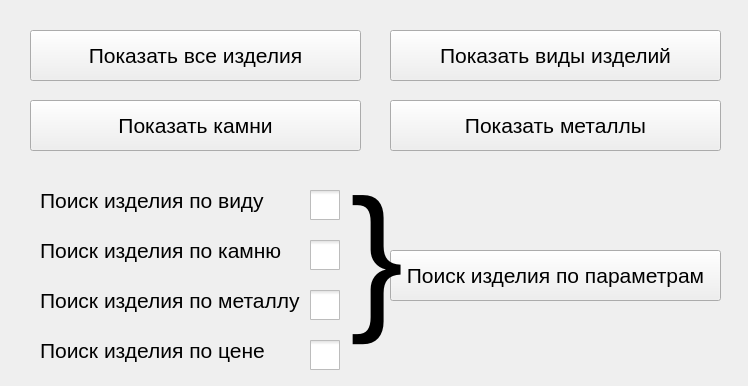
This is Jewelry/customer.ui in laindash/Jewelry as Qt 5 draws it before an edit. The edited form follows.
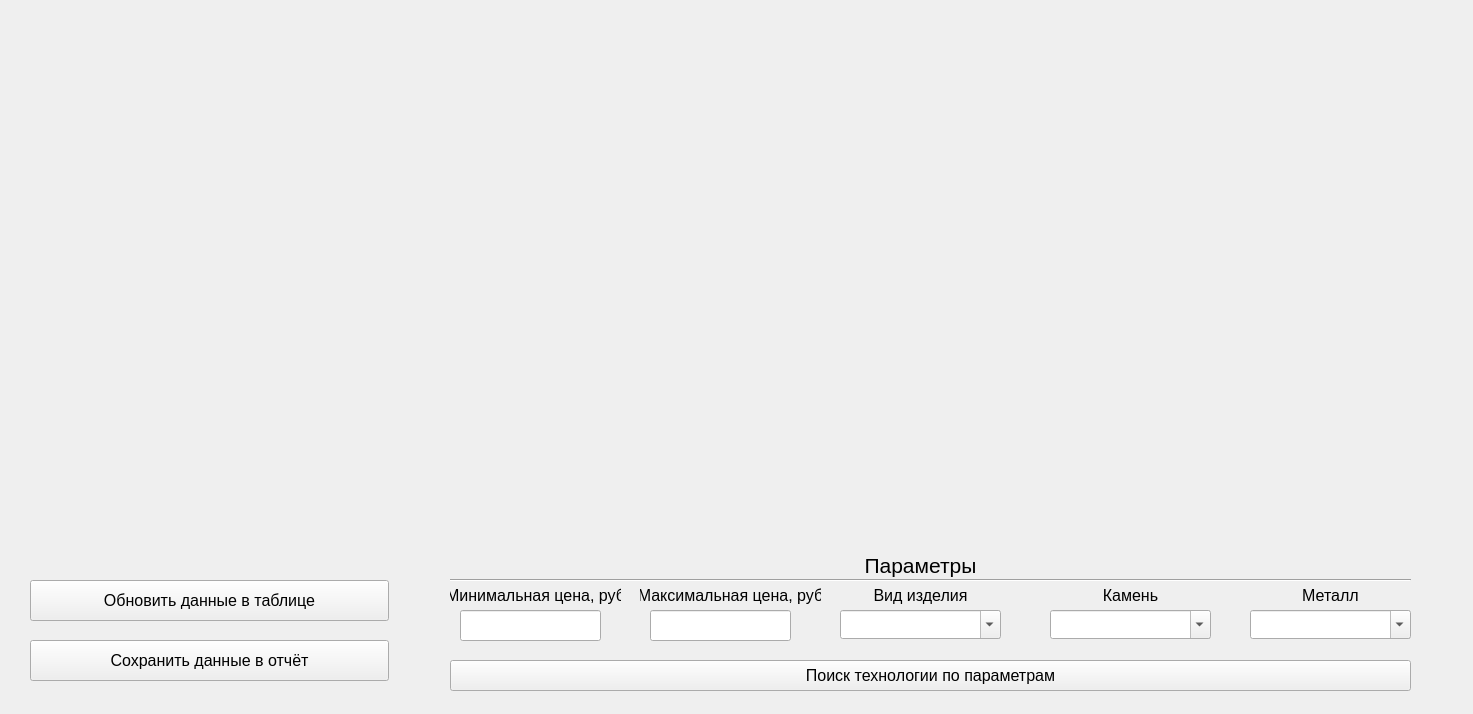
This is the edited form.

Patch:
```diff
--- a/Jewelry/customer.ui
+++ b/Jewelry/customer.ui
@@ -6,32 +6,43 @@
    <rect>
     <x>0</x>
     <y>0</y>
-    <width>748</width>
-    <height>386</height>
+    <width>1473</width>
+    <height>714</height>
    </rect>
   </property>
   <property name="windowTitle">
    <string>Покупатель</string>
   </property>
-  <widget class="QPushButton" name="products_btn">
+  <widget class="QWidget" name="formLayoutWidget_23">
    <property name="geometry">
     <rect>
+     <x>0</x>
+     <y>10</y>
+     <width>1461</width>
+     <height>537</height>
+    </rect>
+   </property>
+   <layout class="QFormLayout" name="products_layout"/>
+  </widget>
+  <widget class="QPushButton" name="save_products_table_btn">
+   <property name="geometry">
+    <rect>
      <x>30</x>
-     <y>30</y>
-     <width>331</width>
-     <height>51</height>
+     <y>640</y>
+     <width>359</width>
+     <height>41</height>
     </rect>
    </property>
    <property name="font">
     <font>
-     <pointsize>16</pointsize>
+     <pointsize>12</pointsize>
     </font>
    </property>
    <property name="mouseTracking">
     <bool>false</bool>
    </property>
    <property name="text">
-    <string>Показать все изделия</string>
+    <string>Сохранить данные в отчёт</string>
    </property>
    <property name="checkable">
     <bool>false</bool>
@@ -40,58 +51,36 @@
   <widget class="QPushButton" name="product_types_btn">
    <property name="geometry">
     <rect>
-     <x>390</x>
-     <y>30</y>
-     <width>331</width>
-     <height>51</height>
+     <x>30</x>
+     <y>580</y>
+     <width>359</width>
+     <height>41</height>
     </rect>
    </property>
    <property name="font">
     <font>
-     <pointsize>16</pointsize>
+     <pointsize>12</pointsize>
     </font>
    </property>
    <property name="mouseTracking">
     <bool>false</bool>
    </property>
    <property name="text">
-    <string>Показать виды изделий</string>
+    <string>Обновить данные в таблице</string>
    </property>
    <property name="checkable">
     <bool>false</bool>
    </property>
   </widget>
-  <widget class="QCheckBox" name="price_check">
+  <widget class="QLabel" name="label">
    <property name="geometry">
     <rect>
-     <x>310</x>
-     <y>340</y>
-     <width>31</width>
+     <x>860</x>
+     <y>550</y>
+     <width>121</width>
      <height>31</height>
     </rect>
    </property>
-   <property name="styleSheet">
-    <string notr="true">QCheckBox::indicator {
-    width: 30px;
-    height: 30px;
-}</string>
-   </property>
-   <property name="text">
-    <string/>
-   </property>
-   <property name="checked">
-    <bool>false</bool>
-   </property>
-  </widget>
-  <widget class="QPushButton" name="stones_btn">
-   <property name="geometry">
-    <rect>
-     <x>30</x>
-     <y>100</y>
-     <width>331</width>
-     <height>51</height>
-    </rect>
-   </property>
    <property name="font">
     <font>
      <pointsize>16</pointsize>
@@ -101,214 +90,266 @@
     <bool>false</bool>
    </property>
    <property name="text">
-    <string>Показать камни</string>
+    <string>Параметры</string>
    </property>
-   <property name="checkable">
-    <bool>false</bool>
+   <property name="alignment">
+    <set>Qt::AlignmentFlag::AlignCenter</set>
    </property>
   </widget>
-  <widget class="QCheckBox" name="metal_check">
+  <widget class="QLineEdit" name="higher_price">
    <property name="geometry">
     <rect>
-     <x>310</x>
-     <y>290</y>
-     <width>31</width>
+     <x>650</x>
+     <y>610</y>
+     <width>141</width>
      <height>31</height>
     </rect>
    </property>
-   <property name="styleSheet">
-    <string notr="true">QCheckBox::indicator {
-    width: 30px;
-    height: 30px;
-}</string>
-   </property>
-   <property name="text">
-    <string/>
-   </property>
-   <property name="checked">
-    <bool>false</bool>
-   </property>
-  </widget>
-  <widget class="QPushButton" name="metal_btn">
-   <property name="geometry">
-    <rect>
-     <x>390</x>
-     <y>100</y>
-     <width>331</width>
-     <height>51</height>
-    </rect>
-   </property>
    <property name="font">
     <font>
-     <pointsize>16</pointsize>
+     <pointsize>12</pointsize>
     </font>
    </property>
-   <property name="mouseTracking">
-    <bool>false</bool>
+   <property name="alignment">
+    <set>Qt::AlignmentFlag::AlignCenter</set>
    </property>
-   <property name="text">
-    <string>Показать металлы</string>
-   </property>
-   <property name="checkable">
-    <bool>false</bool>
+   <property name="placeholderText">
+    <string/>
    </property>
   </widget>
   <widget class="QPushButton" name="param_search_btn">
    <property name="geometry">
     <rect>
-     <x>390</x>
-     <y>250</y>
-     <width>331</width>
-     <height>51</height>
+     <x>450</x>
+     <y>660</y>
+     <width>961</width>
+     <height>31</height>
     </rect>
    </property>
    <property name="font">
     <font>
-     <pointsize>16</pointsize>
+     <pointsize>12</pointsize>
     </font>
    </property>
    <property name="mouseTracking">
     <bool>false</bool>
    </property>
    <property name="text">
-    <string>Поиск изделия по параметрам</string>
+    <string>Поиск технологии по параметрам</string>
    </property>
    <property name="checkable">
     <bool>false</bool>
    </property>
   </widget>
-  <widget class="QCheckBox" name="type_check">
+  <widget class="QLineEdit" name="lower_price">
    <property name="geometry">
     <rect>
-     <x>310</x>
-     <y>190</y>
-     <width>31</width>
+     <x>460</x>
+     <y>610</y>
+     <width>141</width>
      <height>31</height>
     </rect>
    </property>
-   <property name="styleSheet">
-    <string notr="true">QCheckBox::indicator {
-    width: 30px;
-    height: 30px;
-}</string>
+   <property name="font">
+    <font>
+     <pointsize>12</pointsize>
+    </font>
    </property>
-   <property name="text">
+   <property name="alignment">
+    <set>Qt::AlignmentFlag::AlignCenter</set>
+   </property>
+   <property name="placeholderText">
     <string/>
    </property>
-   <property name="checked">
-    <bool>false</bool>
+  </widget>
+  <widget class="QComboBox" name="product_type">
+   <property name="geometry">
+    <rect>
+     <x>840</x>
+     <y>610</y>
+     <width>161</width>
+     <height>29</height>
+    </rect>
    </property>
+   <property name="font">
+    <font>
+     <pointsize>12</pointsize>
+    </font>
+   </property>
+   <property name="layoutDirection">
+    <enum>Qt::LayoutDirection::LeftToRight</enum>
+   </property>
+   <property name="editable">
+    <bool>true</bool>
+   </property>
+   <property name="placeholderText">
+    <string/>
+   </property>
   </widget>
-  <widget class="QCheckBox" name="stone_check">
+  <widget class="QComboBox" name="stone">
    <property name="geometry">
     <rect>
-     <x>310</x>
-     <y>240</y>
-     <width>31</width>
-     <height>31</height>
+     <x>1050</x>
+     <y>610</y>
+     <width>161</width>
+     <height>29</height>
     </rect>
    </property>
-   <property name="styleSheet">
-    <string notr="true">QCheckBox::indicator {
-    width: 30px;
-    height: 30px;
-}</string>
+   <property name="font">
+    <font>
+     <pointsize>12</pointsize>
+    </font>
    </property>
-   <property name="text">
+   <property name="layoutDirection">
+    <enum>Qt::LayoutDirection::LeftToRight</enum>
+   </property>
+   <property name="editable">
+    <bool>true</bool>
+   </property>
+   <property name="placeholderText">
     <string/>
    </property>
-   <property name="checked">
-    <bool>false</bool>
+  </widget>
+  <widget class="QComboBox" name="metal">
+   <property name="geometry">
+    <rect>
+     <x>1250</x>
+     <y>610</y>
+     <width>161</width>
+     <height>29</height>
+    </rect>
+   </property>
+   <property name="font">
+    <font>
+     <pointsize>12</pointsize>
+    </font>
+   </property>
+   <property name="layoutDirection">
+    <enum>Qt::LayoutDirection::LeftToRight</enum>
+   </property>
+   <property name="editable">
+    <bool>true</bool>
+   </property>
+   <property name="placeholderText">
+    <string/>
+   </property>
+  </widget>
+  <widget class="Line" name="line">
+   <property name="geometry">
+    <rect>
+     <x>450</x>
+     <y>570</y>
+     <width>961</width>
+     <height>20</height>
+    </rect>
+   </property>
+   <property name="orientation">
+    <enum>Qt::Orientation::Horizontal</enum>
    </property>
   </widget>
   <widget class="QLabel" name="label_2">
    <property name="geometry">
     <rect>
-     <x>40</x>
-     <y>180</y>
-     <width>251</width>
-     <height>41</height>
+     <x>860</x>
+     <y>580</y>
+     <width>121</width>
+     <height>31</height>
     </rect>
    </property>
    <property name="font">
     <font>
-     <pointsize>16</pointsize>
+     <pointsize>12</pointsize>
     </font>
    </property>
    <property name="text">
-    <string>Поиск изделия по виду</string>
+    <string>Вид изделия</string>
+   </property>
+   <property name="alignment">
+    <set>Qt::AlignmentFlag::AlignCenter</set>
    </property>
   </widget>
   <widget class="QLabel" name="label_3">
    <property name="geometry">
     <rect>
-     <x>40</x>
-     <y>230</y>
-     <width>251</width>
-     <height>41</height>
+     <x>1070</x>
+     <y>580</y>
+     <width>121</width>
+     <height>31</height>
     </rect>
    </property>
    <property name="font">
     <font>
-     <pointsize>16</pointsize>
+     <pointsize>12</pointsize>
     </font>
    </property>
    <property name="text">
-    <string>Поиск изделия по камню</string>
+    <string>Камень</string>
+   </property>
+   <property name="alignment">
+    <set>Qt::AlignmentFlag::AlignCenter</set>
    </property>
   </widget>
   <widget class="QLabel" name="label_4">
    <property name="geometry">
     <rect>
-     <x>40</x>
-     <y>280</y>
-     <width>261</width>
-     <height>41</height>
+     <x>1270</x>
+     <y>580</y>
+     <width>121</width>
+     <height>31</height>
     </rect>
    </property>
    <property name="font">
     <font>
-     <pointsize>16</pointsize>
+     <pointsize>12</pointsize>
     </font>
    </property>
    <property name="text">
-    <string>Поиск изделия по металлу</string>
+    <string>Металл</string>
+   </property>
+   <property name="alignment">
+    <set>Qt::AlignmentFlag::AlignCenter</set>
    </property>
   </widget>
   <widget class="QLabel" name="label_5">
    <property name="geometry">
     <rect>
-     <x>40</x>
-     <y>330</y>
-     <width>261</width>
-     <height>41</height>
+     <x>450</x>
+     <y>580</y>
+     <width>171</width>
+     <height>31</height>
     </rect>
    </property>
    <property name="font">
     <font>
-     <pointsize>16</pointsize>
+     <pointsize>12</pointsize>
     </font>
    </property>
    <property name="text">
-    <string>Поиск изделия по цене</string>
+    <string>Минимальная цена, руб</string>
+   </property>
+   <property name="alignment">
+    <set>Qt::AlignmentFlag::AlignCenter</set>
    </property>
   </widget>
   <widget class="QLabel" name="label_6">
    <property name="geometry">
     <rect>
-     <x>350</x>
-     <y>160</y>
-     <width>51</width>
-     <height>191</height>
+     <x>640</x>
+     <y>580</y>
+     <width>181</width>
+     <height>31</height>
     </rect>
    </property>
    <property name="font">
     <font>
-     <pointsize>120</pointsize>
+     <pointsize>12</pointsize>
     </font>
    </property>
    <property name="text">
-    <string>}</string>
+    <string>Максимальная цена, руб</string>
+   </property>
+   <property name="alignment">
+    <set>Qt::AlignmentFlag::AlignCenter</set>
    </property>
   </widget>
  </widget>
```
Left out of the diff: 5 changed lines with no effect on the pictures.
